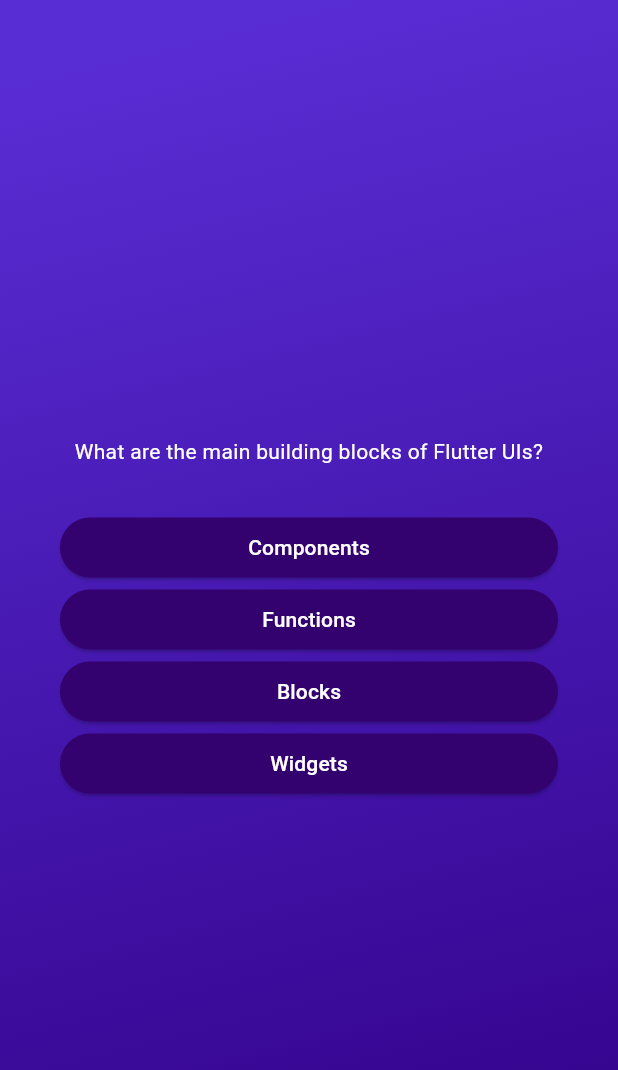
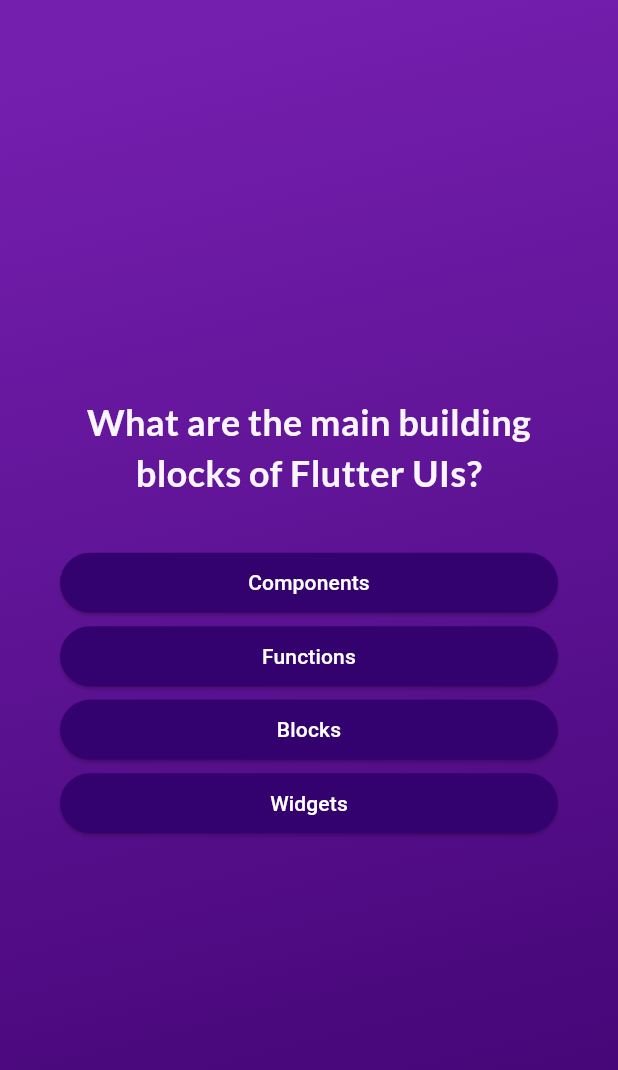
Before and after one commit to micball/flutter-quiz, a Flutter app: the screen it shows after launch, after a tap on "Start Quiz", on a phone screen of 412 x 824 dp. Shown: the top 1070 px of the screen. Run offline on Flutter 3.47's test engine with Material 3 defaults, Android fonts, the phone set to English and light mode, and no system bars; our stand-ins replace google_fonts.

Commit message:
add question screen, add final screen, implement scoring, button action, restart option

```diff
--- a/lib/answer_button.dart
+++ b/lib/answer_button.dart
@@ -18,7 +18,7 @@ class AnswerButton extends StatelessWidget {
         ),
         padding: EdgeInsets.symmetric(vertical: 10, horizontal: 40),
       ),
-      child: Text(answerText),
+      child: Text(answerText, textAlign: TextAlign.center),
     );
   }
 }
--- a/lib/questions_screen.dart
+++ b/lib/questions_screen.dart
@@ -1,9 +1,12 @@
 import 'package:flutter/material.dart';
 import 'package:quiz_app/answer_button.dart';
 import 'package:quiz_app/data/questions.dart';
+import 'package:google_fonts/google_fonts.dart';
 
 class QuestionsScreen extends StatefulWidget {
-  const QuestionsScreen({super.key});
+  const QuestionsScreen({required this.onSelectAnswer, super.key});
+
+  final void Function(String answer) onSelectAnswer;
 
   @override
   State<QuestionsScreen> createState() {
@@ -12,26 +15,42 @@ class QuestionsScreen extends StatefulWidget {
 }
 
 class _QuestionsScreenState extends State<QuestionsScreen> {
+  var currentQuestionIndex = 0;
+
+  void answerQuestion(String selectedAnswer) {
+    widget.onSelectAnswer(selectedAnswer);
+    setState(() {
+      currentQuestionIndex++;
+    });
+  }
+
   @override
   Widget build(context) {
-    final currentQuestion = questions[0];
+    final currentQuestion = questions[currentQuestionIndex];
 
     return SizedBox(
       width: double.infinity,
       child: Container(
         margin: EdgeInsets.all(40),
         child: Column(
+          spacing: 1,
           mainAxisAlignment: MainAxisAlignment.center,
           crossAxisAlignment: CrossAxisAlignment.stretch,
           children: [
             Text(
               currentQuestion.text,
-              style: TextStyle(color: Colors.white),
+              style: GoogleFonts.lato(
+                color: const Color.fromARGB(255, 249, 245, 255),
+                fontSize: 24,
+                fontWeight: FontWeight.bold,
+              ),
               textAlign: TextAlign.center,
             ),
             const SizedBox(height: 30),
             ...currentQuestion.getShuffledAnswers().map((item) {
-              return AnswerButton(item, () {});
+              return AnswerButton(item, () {
+                answerQuestion(item);
+              });
             }),
           ],
         ),
--- a/lib/quiz.dart
+++ b/lib/quiz.dart
@@ -1,7 +1,8 @@
 import 'package:flutter/material.dart';
-
+import 'package:quiz_app/results_screen.dart';
 import 'package:quiz_app/start_screen.dart';
 import 'package:quiz_app/questions_screen.dart';
+import 'package:quiz_app/data/questions.dart';
 
 class Quiz extends StatefulWidget {
   const Quiz({super.key});
@@ -12,7 +13,18 @@ class Quiz extends StatefulWidget {
 }
 
 class _QuizState extends State<Quiz> {
+  List<String> selectedAnswers = [];
   Widget? activeScreen;
+
+  void chooseAnswer(String answer){
+    selectedAnswers.add(answer);
+
+    if (selectedAnswers.length == questions.length){
+      setState((){
+        activeScreen = ResultsScreen(chosenAnswers: selectedAnswers, active: restartQuiz);
+      });
+    }
+  }
 
   @override
   void initState(){
@@ -22,20 +34,30 @@ class _QuizState extends State<Quiz> {
 
   switchScreen() {
     setState((){
-      activeScreen = const QuestionsScreen();
+      activeScreen = QuestionsScreen(onSelectAnswer: chooseAnswer);
     });
   }
 
+void restartQuiz(){
+  setState((){
+    selectedAnswers = [];
+    activeScreen = QuestionsScreen(onSelectAnswer: chooseAnswer);
+  });
+}
+
   @override
   Widget build(context) {
+    if (activeScreen == ResultsScreen(chosenAnswers: selectedAnswers, active: restartQuiz,)){
+      return ResultsScreen(chosenAnswers: selectedAnswers, active: restartQuiz,);
+    } else {
     return MaterialApp(
       home: Scaffold(
         body: Container(
           decoration: BoxDecoration(
             gradient: LinearGradient(
               colors: [
-                const Color.fromARGB(255, 49, 0, 135),
-                const Color.fromARGB(255, 89, 45, 212),
+                const Color.fromARGB(255, 63, 3, 112),
+                const Color.fromARGB(255, 117, 31, 175),
               ],
               begin: Alignment.bottomRight,
               end: Alignment.topCenter,
@@ -46,4 +68,5 @@ class _QuizState extends State<Quiz> {
       ),
     );
   }
+  }
 }
--- a/lib/start_screen.dart
+++ b/lib/start_screen.dart
@@ -1,4 +1,5 @@
 import 'package:flutter/material.dart';
+import 'package:google_fonts/google_fonts.dart';
 
 class StartScreen extends StatelessWidget {
   const StartScreen(this.startQuiz, {super.key});
@@ -17,9 +18,13 @@ class StartScreen extends StatelessWidget {
             color: const Color.fromARGB(149, 255, 255, 255),
           ),
           SizedBox(height: 80),
-          const Text(
+          Text(
             "Learn Flutter the fun way!",
-            style: TextStyle(color: Colors.white, fontSize: 24),
+            style: GoogleFonts.lato(
+              color: Colors.white,
+              fontSize: 24,
+              fontWeight: FontWeight.bold,
+            ),
           ),
           SizedBox(height: 30),
           OutlinedButton.icon(
--- a/pubspec.yaml
+++ b/pubspec.yaml
@@ -34,6 +34,7 @@ dependencies:
   # The following adds the Cupertino Icons font to your application.
   # Use with the CupertinoIcons class for iOS style icons.
   cupertino_icons: ^1.0.8
+  google_fonts: ^6.3.0
 
 dev_dependencies:
   flutter_test:
```
Also changed, not shown: lib/questions_summary.dart (added, +74 -0 lines), lib/results_screen.dart (added, +65 -0 lines), pubspec.lock, 1 other file.
